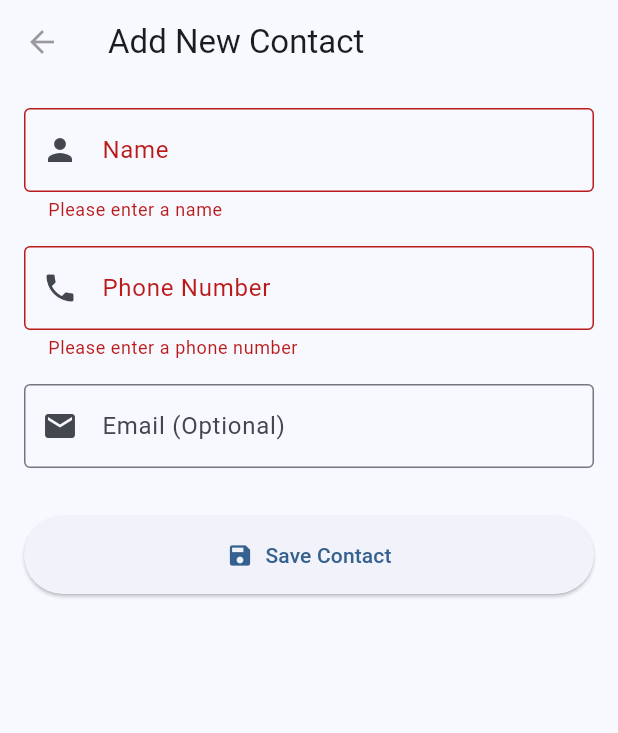
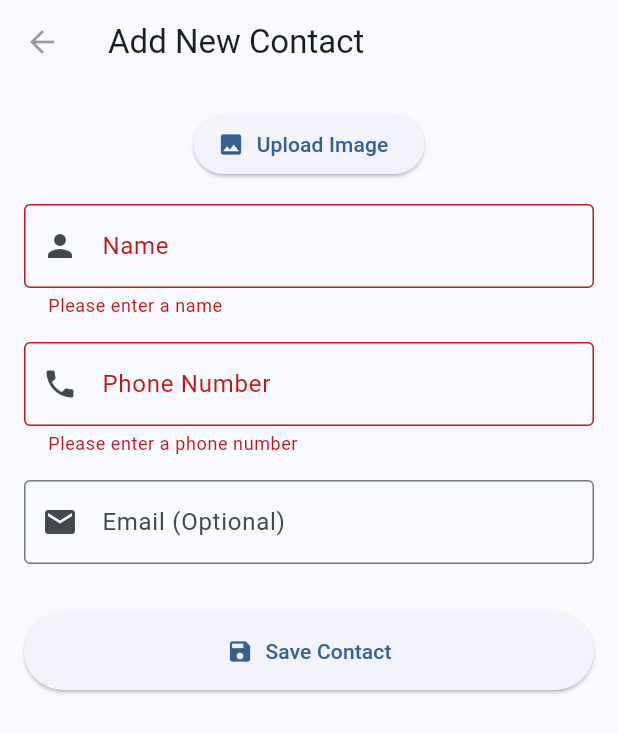
Before and after one commit to daddeJ/CMS, a Flutter app: the AddContactPage screen opened by its route, after a tap on "Save Contact", on a phone screen of 412 x 824 dp. Shown: the top 733 px of the screen. Run offline on Flutter 3.47's test engine with Material 3 defaults, Android fonts, the phone set to English and light mode, and no system bars; our stand-ins replace bloc, dartz, dio, equatable, flutter_bloc, get_it and 3 more; accounts and stored records are empty.

Commit message:
Feature: added image upload for contact

```diff
--- a/mobile/contacts_app/lib/data/datasource/remote/contact_remote_data_source.dart
+++ b/mobile/contacts_app/lib/data/datasource/remote/contact_remote_data_source.dart
@@ -1,12 +1,12 @@
+import 'dart:io';
 import 'package:contacts_app/core/resources/data_state.dart';
 
 import '../../../../domain/entities/contact.dart';
-import '../../../../domain/entities/contact_list_response.dart';
 import '../../models/contract_list_response_model.dart';
 
 abstract class ContactRemoteDataSource {
   Future<DataState<ContactListResponseModel>> getContacts({int page = 1, int pageSize = 20});
-  Future<DataState<ContactListResponseModel>> addContact(Contact contact);
-  Future<DataState<ContactListResponseModel>> updateContact(Contact contact);
+  Future<DataState<ContactListResponseModel>> addContact({required Contact contact, File? imageFile});
+  Future<DataState<ContactListResponseModel>> updateContact({required Contact contact, File? imageFile});
   Future<DataState<void>> deleteContact(String contactId);
 }
--- a/mobile/contacts_app/lib/domain/repositories/contact_repository.dart
+++ b/mobile/contacts_app/lib/domain/repositories/contact_repository.dart
@@ -1,12 +1,12 @@
+import 'dart:io';
 import 'package:contacts_app/core/resources/data_state.dart';
 import 'package:contacts_app/data/models/contract_list_response_model.dart';
 
 import '../entities/contact.dart';
-import '../entities/contact_list_response.dart';
 
 abstract class ContactRepository {
   Future<DataState<ContactListResponseModel>> getContacts({int page = 1, int pageSize = 20});
-  Future<DataState<ContactListResponseModel>> addContact(Contact contact);
-  Future<DataState<ContactListResponseModel>> updateContact(Contact contact);
+  Future<DataState<ContactListResponseModel>> addContact({required Contact contact, File? imageFile});
+  Future<DataState<ContactListResponseModel>> updateContact({required Contact contact, File? imageFile});
   Future<DataState<void>> deleteContact(String contactId);
 }
--- a/mobile/contacts_app/lib/domain/usecases/add_contact.dart
+++ b/mobile/contacts_app/lib/domain/usecases/add_contact.dart
@@ -1,3 +1,4 @@
+import 'dart:io';
 import 'package:contacts_app/core/resources/data_state.dart';
 import 'package:contacts_app/domain/entities/contact_list_response.dart';
 
@@ -9,7 +10,7 @@ class AddContact {
 
   AddContact(this.repository);
 
-  Future<DataState<ContactListResponse>> call(Contact contact) async {
-    return await repository.addContact(contact);
+  Future<DataState<ContactListResponse>> call({required Contact contact, File? imageFile}) async {
+    return await repository.addContact(contact: contact, imageFile: imageFile);
   }
 }
--- a/mobile/contacts_app/lib/domain/usecases/update_contact.dart
+++ b/mobile/contacts_app/lib/domain/usecases/update_contact.dart
@@ -1,3 +1,5 @@
+import 'dart:io';
+
 import 'package:contacts_app/core/resources/data_state.dart';
 import 'package:contacts_app/domain/entities/contact_list_response.dart';
 
@@ -9,7 +11,7 @@ class UpdateContact {
 
   UpdateContact(this.repository);
 
-  Future<DataState<ContactListResponse>> call(Contact contact) async {
-    return await repository.updateContact(contact);
+  Future<DataState<ContactListResponse>> call({required Contact contact, File? imageFile}) async {
+    return await repository.updateContact(contact: contact, imageFile: imageFile);
   }
 }
--- a/mobile/contacts_app/lib/presentation/contact/pages/add_contact_page.dart
+++ b/mobile/contacts_app/lib/presentation/contact/pages/add_contact_page.dart
@@ -1,5 +1,9 @@
+import 'dart:io';
+
 import 'package:flutter/material.dart';
 import 'package:flutter_bloc/flutter_bloc.dart';
+import 'package:image_picker/image_picker.dart';
+
 import '../../../../domain/entities/contact.dart';
 import '../cubit/contact_cubit.dart';
 
@@ -15,6 +19,9 @@ class _AddContactPageState extends State<AddContactPage> {
   final _nameController = TextEditingController();
   final _phoneController = TextEditingController();
   final _emailController = TextEditingController();
+
+  final ImagePicker _picker = ImagePicker();
+  File? _selectedImage;
   bool _isSaving = false;
 
   @override
@@ -23,6 +30,15 @@ class _AddContactPageState extends State<AddContactPage> {
     _phoneController.dispose();
     _emailController.dispose();
     super.dispose();
+  }
+
+  Future<void> _pickImage() async {
+    final pickedFile = await _picker.pickImage(source: ImageSource.gallery);
+    if (pickedFile != null) {
+      setState(() {
+        _selectedImage = File(pickedFile.path);
+      });
+    }
   }
 
   Future<void> _saveContact() async {
@@ -41,7 +57,10 @@ class _AddContactPageState extends State<AddContactPage> {
         dateCreated: DateTime.now(),
       );
 
-      await context.read<ContactCubit>().addNewContact(newContact);
+      await context.read<ContactCubit>().addNewContact(
+        contact:  newContact,
+        imageFile: _selectedImage
+      );
 
       if (mounted) {
         Navigator.pop(context, true); // Return success flag
@@ -80,6 +99,24 @@ class _AddContactPageState extends State<AddContactPage> {
           child: SingleChildScrollView(
             child: Column(
               children: [
+                // Image preview
+                if (_selectedImage != null)
+                  Padding(
+                    padding: const EdgeInsets.only(bottom: 16),
+                    child: Image.file(
+                      _selectedImage!,
+                      height: 150,
+                      fit: BoxFit.cover,
+                    ),
+                  ),
+
+                ElevatedButton.icon(
+                  onPressed: _isSaving ? null : _pickImage,
+                  icon: const Icon(Icons.photo),
+                  label: const Text('Upload Image'),
+                ),
+                const SizedBox(height: 16),
+
                 TextFormField(
                   controller: _nameController,
                   decoration: const InputDecoration(
```
Also changed, not shown: mobile/contacts_app/lib/data/datasource/remote/contact_remote_data_source_impl.dart (+49 -2 lines), mobile/contacts_app/lib/data/repositories_impl/contact_repository_impl.dart (+5 -4 lines), mobile/contacts_app/lib/presentation/contact/cubit/contact_cubit.dart (+5 -4 lines), mobile/contacts_app/lib/presentation/contact/pages/update_contact_page.dart (+42 -7 lines).
